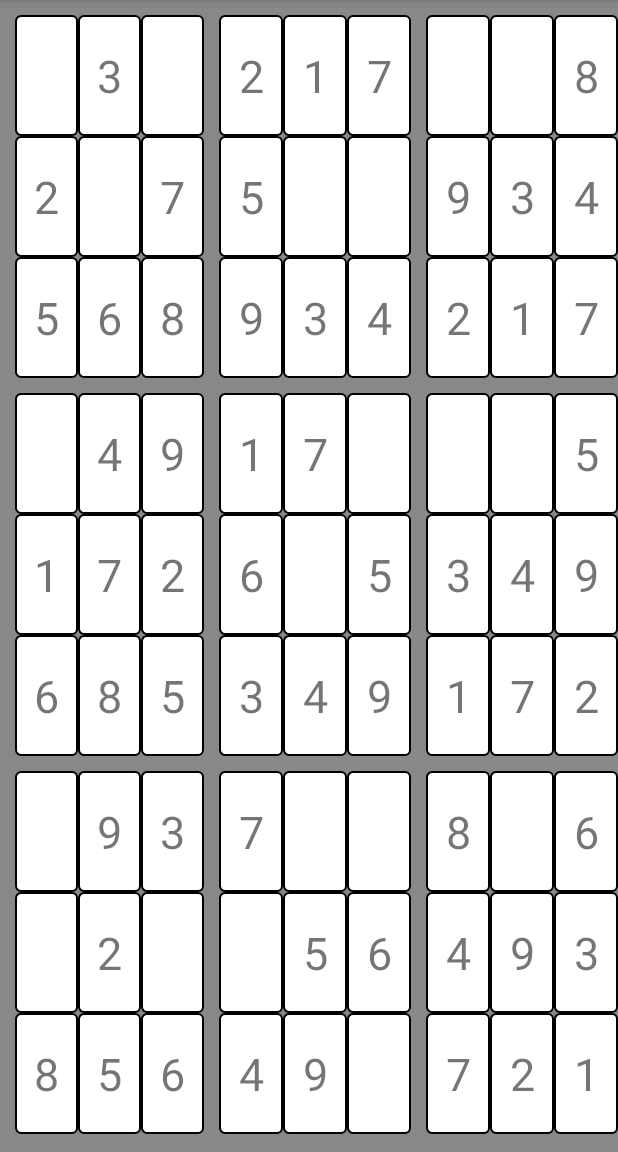
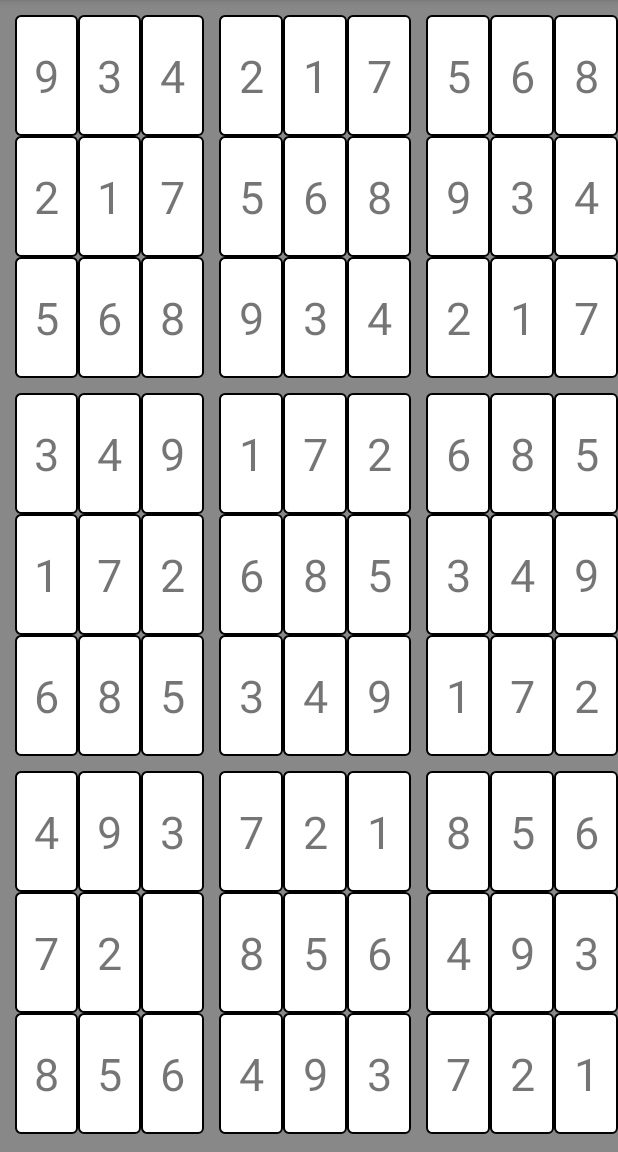
Before and after one commit to fixedperson/Mobile_Programming_Project, an Android app: the screen it shows after launch (MainActivity), on a phone screen of 412 x 824 dp, the part 84-1236 px from its top. Run offline under Robolectric (Android 15) with nearby library versions, the phone set to English and light mode, and no system bars.

```diff
--- a/Sudoku/app/src/main/java/com/example/sudoku/MainActivity.java
+++ b/Sudoku/app/src/main/java/com/example/sudoku/MainActivity.java
@@ -6,9 +6,11 @@ import android.app.Dialog;
 import android.content.DialogInterface;
 import android.graphics.Color;
 import android.os.Bundle;
+import android.view.Gravity;
 import android.view.View;
 import android.view.Window;
 import android.widget.Button;
+import android.widget.FrameLayout;
 import android.widget.TableLayout;
 import android.widget.TableRow;
 import android.widget.TextView;
@@ -95,7 +97,7 @@ public class MainActivity extends AppCompatActivity {
 
         Random rd = new Random();
 
-        int cnt = 20;
+        int cnt = 1;
         while(cnt > 0){
             int r = rd.nextInt(9);
             int c = rd.nextInt(9);
@@ -116,6 +118,7 @@ public class MainActivity extends AppCompatActivity {
             }
         }
 
+        Toast.makeText(getApplicationContext(), "남은 숫자 : " + blank(), Toast.LENGTH_LONG).show();
     }
 
     public void onClickNum1(View v) {
@@ -143,6 +146,11 @@ public class MainActivity extends AppCompatActivity {
                     buttons[i][j].textView.setBackgroundColor(Color.GREEN);
                 }
             }
+            Toast.makeText(getApplicationContext(), "Success", Toast.LENGTH_SHORT).show();
+        }
+
+        else {
+            Toast.makeText(getApplicationContext(), "남은 숫자 : " + blank(), Toast.LENGTH_SHORT).show();
         }
     }
 
@@ -287,4 +295,14 @@ public class MainActivity extends AppCompatActivity {
         }
         return true;
     }
+
+    public int blank(){
+        int temp = 0;
+        for(int i = 0; i < 9; i++){
+            for(int j = 0; j < 9; j++){
+                if(buttons[i][j].value == 0) temp++;
+            }
+        }
+        return temp;
+    }
 }
--- a/Sudoku/app/src/main/res/layout/activity_main.xml
+++ b/Sudoku/app/src/main/res/layout/activity_main.xml
@@ -1,6 +1,7 @@
 <?xml version="1.0" encoding="utf-8"?>
 <androidx.constraintlayout.widget.ConstraintLayout xmlns:android="http://schemas.android.com/apk/res/android"
     xmlns:app="http://schemas.android.com/apk/res-auto"
+    xmlns:tools="http://schemas.android.com/tools"
     android:id="@+id/layout"
     android:layout_width="match_parent"
     android:layout_height="match_parent">
```
